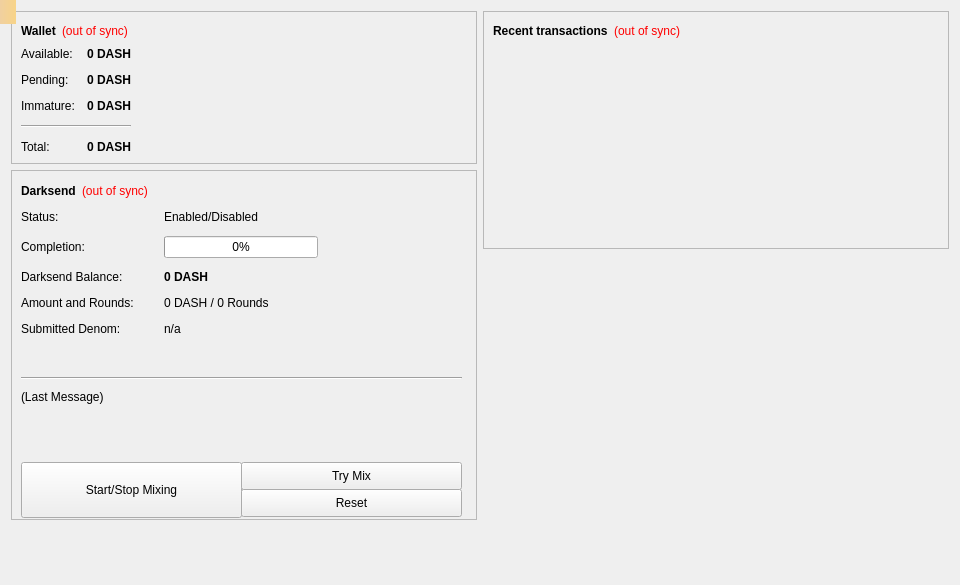
This is src/qt/forms/overviewpage.ui in bolt-currency/BOLT as Qt 5 draws it before an edit. The edited form follows.
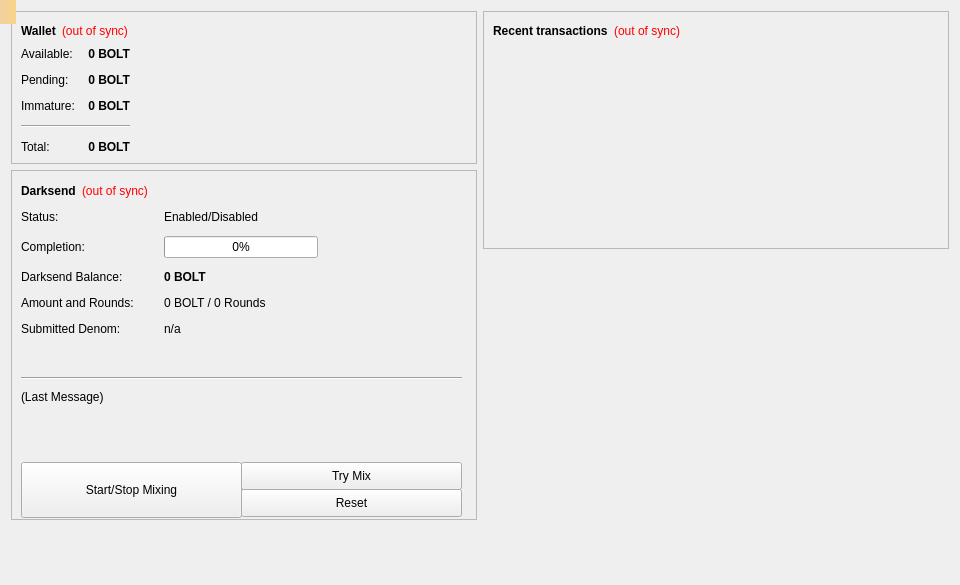
This is the edited form.

Patch:
```diff
--- a/src/qt/forms/overviewpage.ui
+++ b/src/qt/forms/overviewpage.ui
@@ -114,7 +114,7 @@
                  <string>Your current spendable balance</string>
                 </property>
                 <property name="text">
-                 <string notr="true">0 DASH</string>
+                 <string notr="true">0 BOLT</string>
                 </property>
                 <property name="alignment">
                  <set>Qt::AlignRight|Qt::AlignTrailing|Qt::AlignVCenter</set>
@@ -146,7 +146,7 @@
                  <string>Total of transactions that have yet to be confirmed, and do not yet count toward the spendable balance</string>
                 </property>
                 <property name="text">
-                 <string notr="true">0 DASH</string>
+                 <string notr="true">0 BOLT</string>
                 </property>
                 <property name="alignment">
                  <set>Qt::AlignRight|Qt::AlignTrailing|Qt::AlignVCenter</set>
@@ -175,7 +175,7 @@
                  <string>Mined balance that has not yet matured</string>
                 </property>
                 <property name="text">
-                 <string notr="true">0 DASH</string>
+                 <string notr="true">0 BOLT</string>
                 </property>
                 <property name="alignment">
                  <set>Qt::AlignRight|Qt::AlignTrailing|Qt::AlignVCenter</set>
@@ -207,7 +207,7 @@
                  <string>Your current total balance</string>
                 </property>
                 <property name="text">
-                 <string notr="true">0 DASH</string>
+                 <string notr="true">0 BOLT</string>
                 </property>
                 <property name="alignment">
                  <set>Qt::AlignRight|Qt::AlignTrailing|Qt::AlignVCenter</set>
@@ -333,7 +333,7 @@
               </font>
              </property>
              <property name="text">
-              <string>0 DASH</string>
+              <string>0 BOLT</string>
              </property>
             </widget>
            </item>
@@ -347,7 +347,7 @@
            <item row="3" column="1">
             <widget class="QLabel" name="labelAmountRounds">
              <property name="text">
-              <string>0 DASH / 0 Rounds</string>
+              <string>0 BOLT / 0 Rounds</string>
              </property>
             </widget>
            </item>
```
